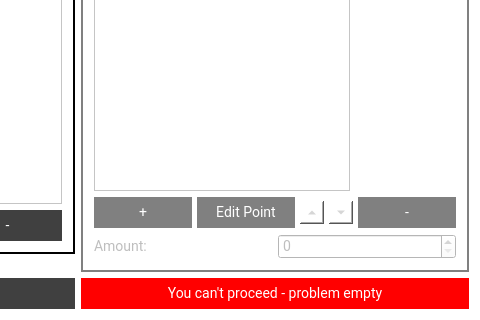
This is Optiblech/mainwindow.ui in CSNWEB/gi-2015 as Qt 5 draws it before an edit; both pictures show x 300 to 780 and y 175 to 495 of the 780 by 495 pixel window. The edited form follows.
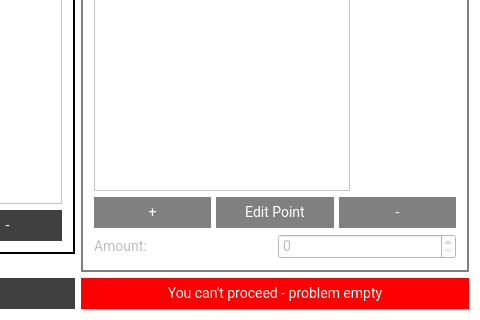
This is the edited form. The open tabs and pages were chosen to show the change.

Patch:
```diff
--- a/Optiblech/mainwindow.ui
+++ b/Optiblech/mainwindow.ui
@@ -331,26 +331,6 @@
                   </property>
                  </widget>
                 </item>
-                <item>
-                 <widget class="QToolButton" name="pointUpButton">
-                  <property name="text">
-                   <string>...</string>
-                  </property>
-                  <property name="arrowType">
-                   <enum>Qt::UpArrow</enum>
-                  </property>
-                 </widget>
-                </item>
-                <item>
-                 <widget class="QToolButton" name="pointDownButton">
-                  <property name="text">
-                   <string>...</string>
-                  </property>
-                  <property name="arrowType">
-                   <enum>Qt::DownArrow</enum>
-                  </property>
-                 </widget>
-                </item>
                 <item>
                  <widget class="QPushButton" name="delPointButton">
                   <property name="text">
```
Left out of the diff: 5 changed lines with no effect on the pictures.
